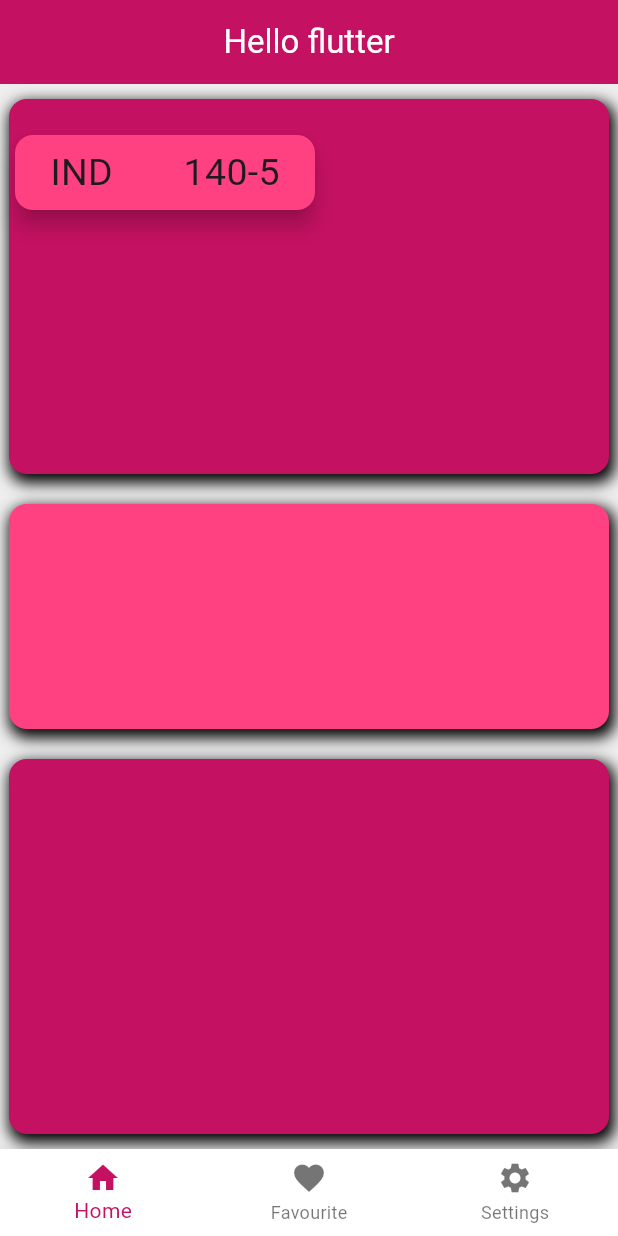
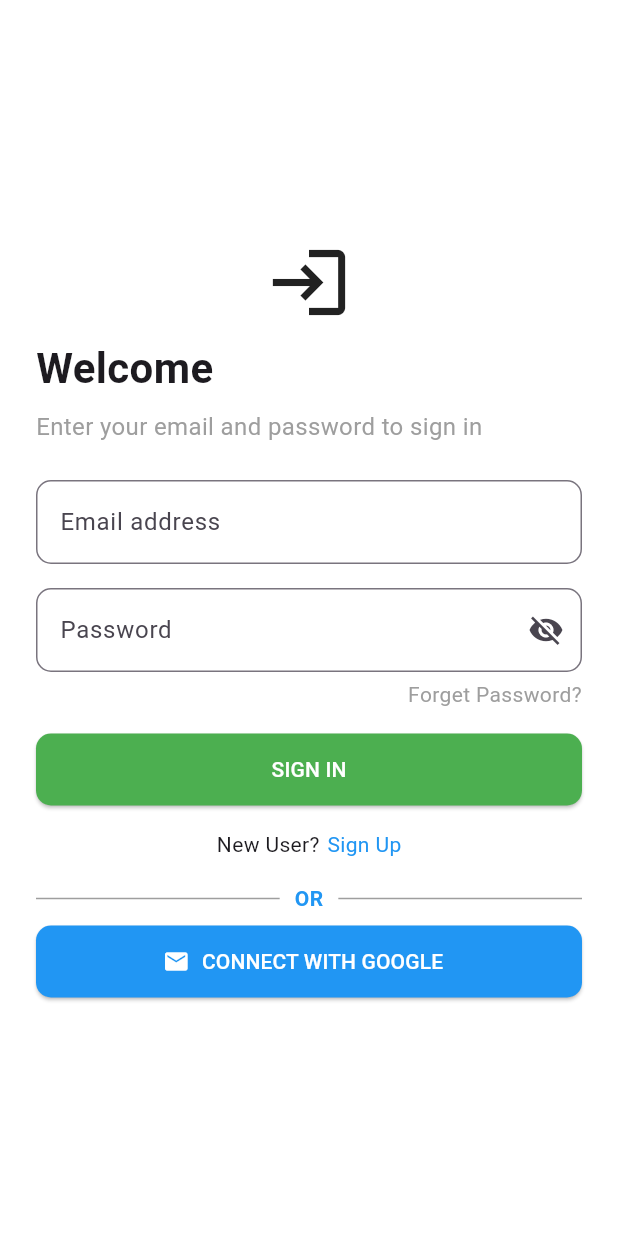
Before and after one commit to ItsAmaan09/ui-tutorial-flutter, a Flutter app: the screen it shows after launch, on a phone screen of 412 x 824 dp. Run offline on Flutter 3.47's test engine with Material 3 defaults, Android fonts, the phone set to English and light mode, and no system bars.

Commit message:
update in files

```diff
--- a/lib/main.dart
+++ b/lib/main.dart
@@ -1,5 +1,7 @@
 import 'package:flutter/material.dart';
+import 'package:tutorial/pages/Main-Page.dart';
 import 'package:tutorial/screens/Home-Screen.dart';
+import 'package:tutorial/screens/Login-Screen-Update.dart';
 import 'package:tutorial/widgets/row-widget.dart';
 
 void main() {
@@ -13,7 +15,7 @@ class Home extends StatelessWidget {
   Widget build(BuildContext context) {
     return MaterialApp(
       debugShowCheckedModeBanner: false,
-      home: HomeScreen()
+      home: LoginScreenUpdate()
     );
   }
 }
--- a/lib/screens/Home-Screen.dart
+++ b/lib/screens/Home-Screen.dart
@@ -1,4 +1,5 @@
 import 'package:flutter/material.dart';
+import 'package:tutorial/screens/Login-Screen.dart';
 
 import '../widgets/column-widget.dart';
 import '../widgets/row-widget.dart';
@@ -8,31 +9,10 @@ class HomeScreen extends StatelessWidget {
 
   @override
   Widget build(BuildContext context) {
-
     return Scaffold(
-      backgroundColor: Colors.grey.shade200,
-      appBar: AppBar(
-        backgroundColor: Colors.pinkAccent.shade700,
-        title: Text('Hello flutter', style: TextStyle(color: Colors.white)),
-        centerTitle: true,
+      body: Center(
+        child: LoginScreen(),
       ),
-      bottomNavigationBar: BottomNavigationBar(
-        backgroundColor: Colors.white,
-        fixedColor: Colors.pinkAccent.shade700,
-        items: [
-          BottomNavigationBarItem(icon: Icon(Icons.home), label: "Home"),
-          BottomNavigationBarItem(
-            icon: Icon(Icons.favorite),
-            label: "Favourite",
-          ),
-          BottomNavigationBarItem(
-            icon: Icon(Icons.settings),
-            label: "Settings",
-          ),
-        ],
-      ),
-      body: ColumnWidget(),
     );
   }
-
 }
--- /dev/null
+++ b/lib/screens/Login-Screen-Update.dart
@@ -0,0 +1,135 @@
+import 'package:flutter/material.dart';
+
+class LoginScreenUpdate extends StatelessWidget {
+  const LoginScreenUpdate({super.key});
+
+  @override
+  Widget build(BuildContext context) {
+    return Scaffold(
+      backgroundColor: Colors.white,
+      body: Center(
+        child: SingleChildScrollView(
+          padding: EdgeInsets.all(24.0),
+          child: Column(
+            crossAxisAlignment: CrossAxisAlignment.stretch,
+            children: [
+              Icon(Icons.login_outlined, size: 58),
+              SizedBox(height: 8),
+              Text(
+                "Welcome",
+                style: TextStyle(fontSize: 28, fontWeight: FontWeight.bold),
+                textAlign: TextAlign.left,
+              ),
+              SizedBox(height: 8),
+              Text(
+                "Enter your email and password to sign in",
+                style: TextStyle(fontSize: 16, color: Colors.grey),
+              ),
+              SizedBox(height: 24),
+              TextField(
+                decoration: InputDecoration(
+                  labelText: "Email address",
+                  border: OutlineInputBorder(
+                    borderRadius: BorderRadius.circular(10),
+                  ),
+                ),
+              ),
+              SizedBox(height: 16),
+              TextField(
+                obscureText: true,
+                decoration: InputDecoration(
+                  labelText: "Password",
+                  border: OutlineInputBorder(
+                    borderRadius: BorderRadius.circular(10),
+                  ),
+                  suffixIcon: true
+                      ? Icon(Icons.visibility_off)
+                      : Icon(Icons.visibility),
+                ),
+              ),
+              SizedBox(height: 5),
+              Text(
+                "Forget Password?",
+                style: TextStyle(color: Colors.grey),
+                textAlign: TextAlign.right,
+              ),
+              SizedBox(height: 16),
+              ElevatedButton(
+                onPressed: () {},
+                style: ElevatedButton.styleFrom(
+                  backgroundColor: Colors.green,
+                  shape: RoundedRectangleBorder(
+                    borderRadius: BorderRadius.circular(10),
+                  ),
+                  minimumSize: Size(double.infinity, 48),
+                ),
+                child: Text('SIGN IN', style: TextStyle(color: Colors.white)),
+              ),
+              SizedBox(height: 16),
+              Row(
+                mainAxisAlignment: MainAxisAlignment.center,
+                children: [
+                  Text("New User?"),
+                  SizedBox(width: 5),
+                  GestureDetector(
+                    onTap: () {},
+                    child: Text(
+                      "Sign Up",
+                      style: TextStyle(color: Colors.blue),
+                    ),
+                  ),
+                ],
+              ),
+              SizedBox(height: 16),
+              Row(
+                children: [
+                  Expanded(
+                    child: Divider(
+                      thickness: 1,
+                      color: Colors.grey,
+                      endIndent: 10,
+                    ),
+                  ),
+                  Text(
+                    "OR",
+                    style: TextStyle(
+                      color: Colors.blue,
+                      fontWeight: FontWeight.bold,
+                    ),
+                  ),
+                  Expanded(
+                    child: Divider(
+                      thickness: 1,
+                      color: Colors.grey,
+                      indent: 10,
+                    ),
+                  ),
+                ],
+              ),
+              SizedBox(height: 8),
+              Row(
+                children: [
+                  Expanded(
+                    child: ElevatedButton.icon(
+                      icon: Icon(Icons.email),
+                      onPressed: () {},
+                      label: Text("CONNECT WITH GOOGLE"),
+                      style: ElevatedButton.styleFrom(
+                        shape: RoundedRectangleBorder(
+                          borderRadius: BorderRadius.circular(10),
+                        ),
+                        foregroundColor: Colors.white,
+                        backgroundColor: Colors.blue,
+                        minimumSize: Size(double.infinity, 48),
+                      ),
+                    ),
+                  ),
+                ],
+              ),
+            ],
+          ),
+        ),
+      ),
+    );
+  }
+}
--- a/lib/widgets/column-widget.dart
+++ b/lib/widgets/column-widget.dart
@@ -24,8 +24,8 @@ class ColumnWidget extends StatelessWidget {
               elevation: 6,
               borderRadius: 12,
               padding: 10,
-              label: 'IND',
-              score: '140-5',
+              label: 'Card',
+              score: 'Widget',
               fontSize: 25,
               height: 50,
               width: 200,
```
Also changed, not shown: lib/pages/Main-Page.dart (added, +59 -0 lines), lib/screens/Favourite-Screen.dart (added, +13 -0 lines), lib/screens/Login-Screen.dart (added, +148 -0 lines), lib/screens/Settings-Screen.dart (added, +61 -0 lines).
